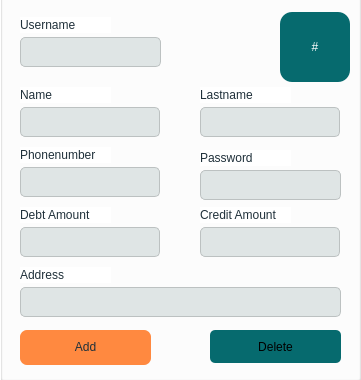
Before: the Qt Designer form ui/showcustomer.ui in MxGhadimi/Qwicky-Uni, drawn with Qt 5.
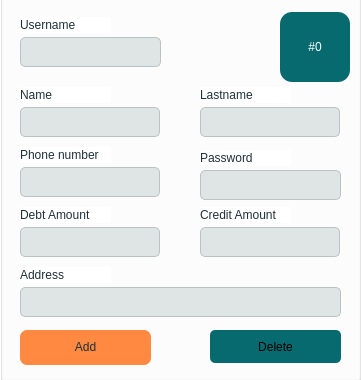
After: the same form once the commit is applied.

Diff of the .ui file:
```diff
--- a/ui/showcustomer.ui
+++ b/ui/showcustomer.ui
@@ -160,7 +160,7 @@
 color: rgb(255, 255, 255);</string>
     </property>
     <property name="text">
-     <string>#</string>
+     <string>#0</string>
     </property>
     <property name="alignment">
      <set>Qt::AlignCenter</set>
@@ -287,7 +287,7 @@
 font: 600 10pt &quot;Segoe UI&quot;;</string>
     </property>
     <property name="text">
-     <string>Phonenumber</string>
+     <string>Phone number</string>
     </property>
    </widget>
    <widget class="QLabel" name="Address_L">
```
Left out of the diff: 2 changed lines with no effect on the pictures.
